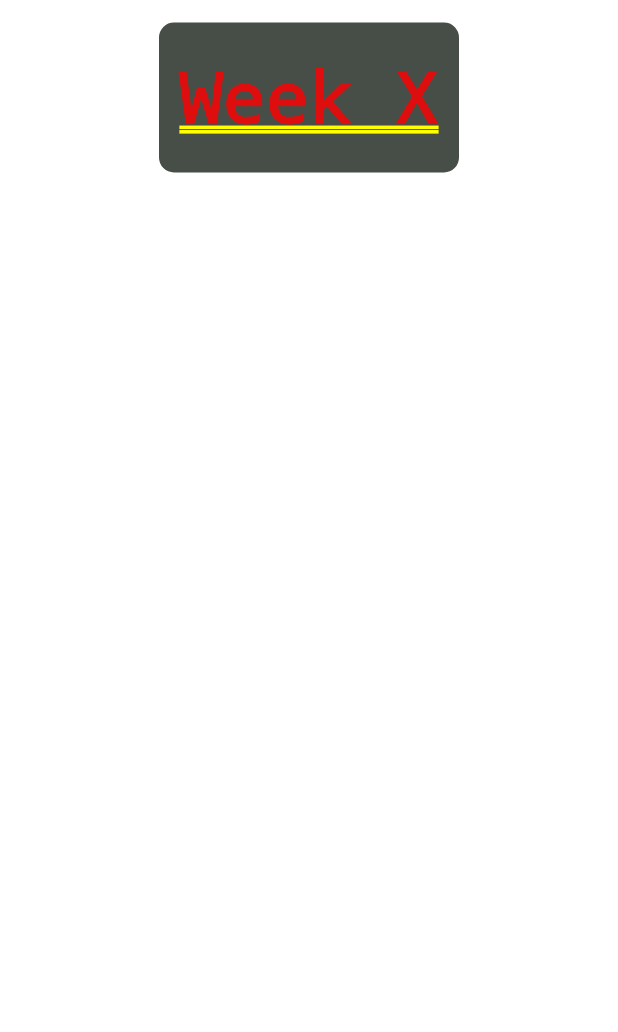
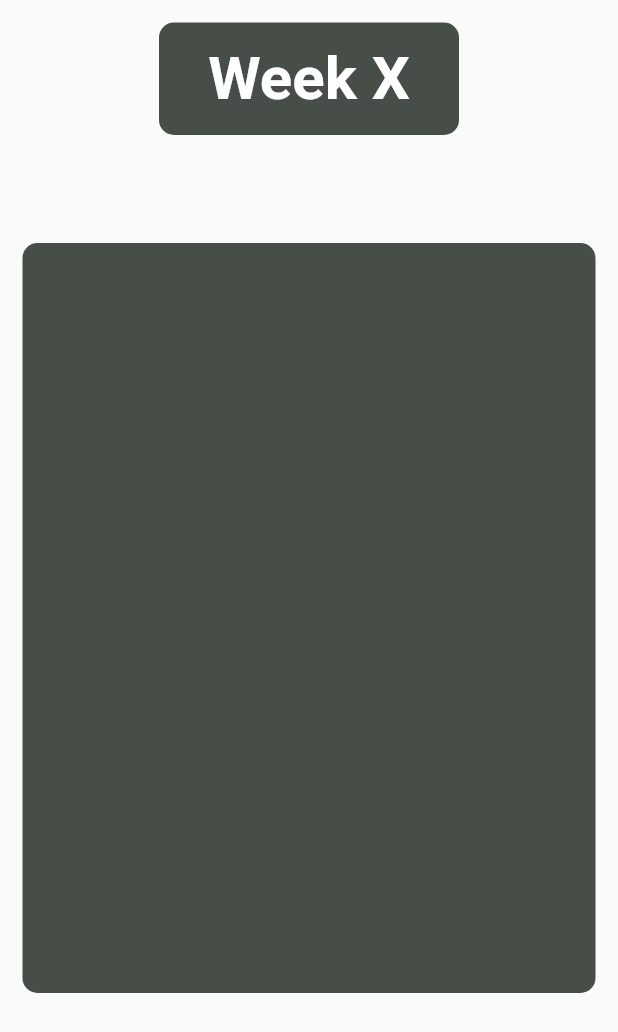
Before and after one commit to acolloredo/PostNote, a Flutter app: the screen it shows after launch, on a phone screen of 412 x 824 dp. Shown: the top 1032 px of the screen. Run offline on Flutter 3.47's test engine with Material 2 defaults, Android fonts, the phone set to English and light mode, and no system bars; our stand-ins replace cloud_firestore, firebase_core, flutter_svg; accounts and stored records are empty.

Commit message:
added the boxed

```diff
--- a/post_note/lib/WeekFolder.dart
+++ b/post_note/lib/WeekFolder.dart
@@ -4,7 +4,10 @@ import 'package:post_note/palette.dart';
 class WeekFolder extends StatelessWidget {
   @override
   Widget build(BuildContext context) {
-    return ClipRRect(
+    return Material(
+      child: Stack(
+        children: <Widget>[
+          ClipRRect(
               borderRadius: BorderRadius.circular(30.0),
               child: Center(
                 child: Align(
@@ -12,17 +15,40 @@ class WeekFolder extends StatelessWidget {
                   child: Container(
                     alignment: Alignment.center,
                     width: 200,
-            height: 100,
+                    height: 75,
                     margin: EdgeInsets.all(15.0),
                     decoration: BoxDecoration(
                       color: Palette.outerSpace,
                       borderRadius: BorderRadius.circular(10.0),
                     ),
-            child: Text("Week X",
-                textDirection: TextDirection.ltr,
-                style: const TextStyle(fontWeight: FontWeight.bold)),
+                    child: Text(
+                      "Week X",
+                      style: const TextStyle(
+                          color: Colors.white,
+                          fontWeight: FontWeight.bold,
+                          fontSize: 40),
                     ),
                   ),
+                ),
+              )),
+          ClipRRect(
+              borderRadius: BorderRadius.circular(30.0),
+              child: Center(
+                child: Align(
+                  alignment: Alignment.center,
+                  child: Container(
+                    alignment: Alignment.center,
+                    width: 1000,
+                    height: 500,
+                    margin: EdgeInsets.all(15.0),
+                    decoration: BoxDecoration(
+                      color: Palette.outerSpace,
+                      borderRadius: BorderRadius.circular(10.0),
+                    ),
+                  ),
+                ),
+              )),
+        ],
       ),
     );
   }
```
Also changed, not shown: post_note/lib/class_view.dart (added, +129 -0 lines), post_note/lib/search-filtering.dart (+169 -0 lines). Lines whose indentation alone changed are shown as unchanged.
